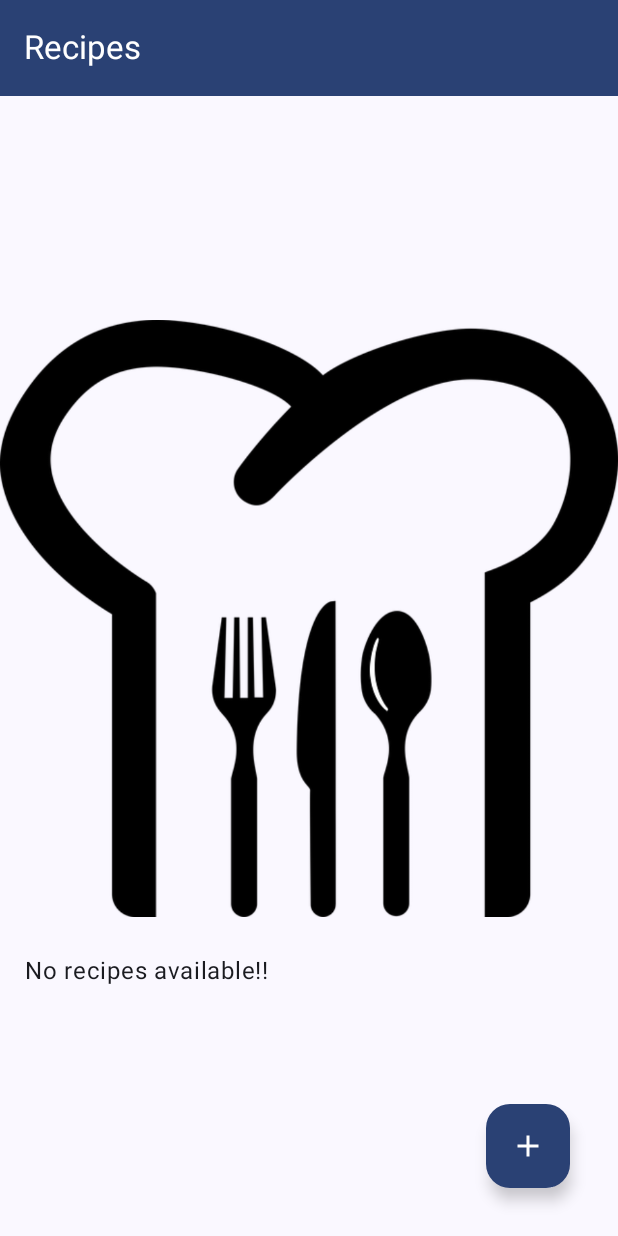
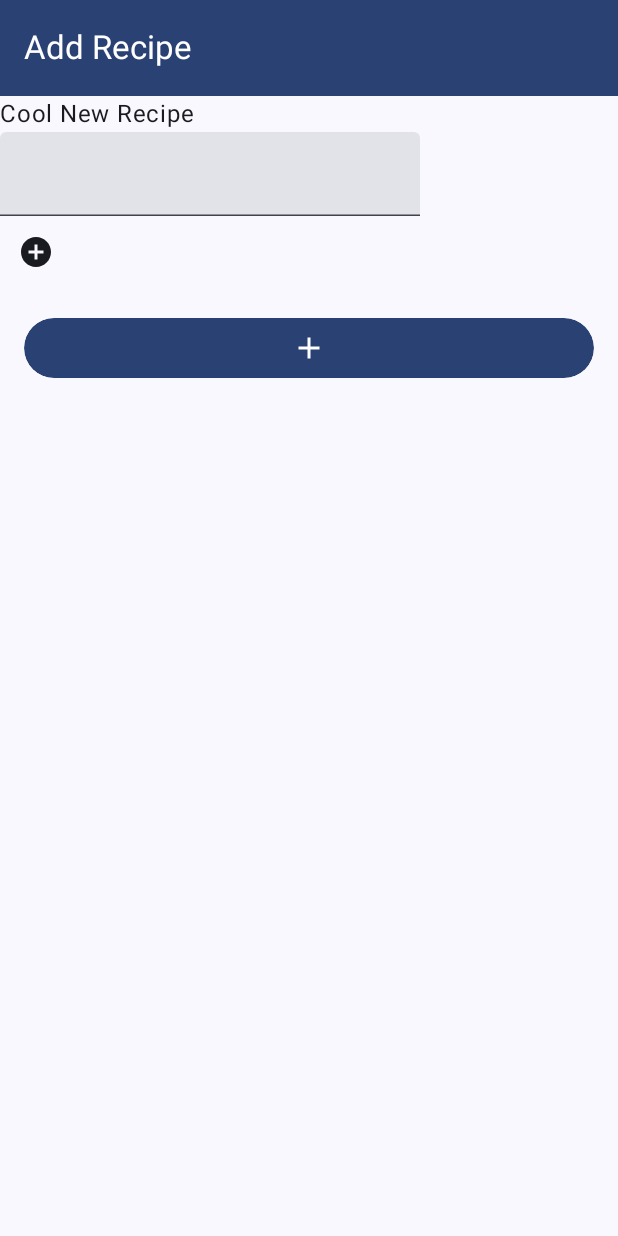
Before and after one commit to MayrThomas/project-meal, an Android app built with Jetpack Compose: the screen it shows after launch (MainActivity), after a tap on "Add test recipe", on a phone screen of 412 x 824 dp. Run offline under Robolectric (Android 15) with nearby library versions, the phone set to English and light mode, and no system bars; our stand-ins replace Room's generated code, livedata-compose.

Commit message:
create recipe screen with custom add ingredient dialog

```diff
--- a/projectMeal/app/build.gradle
+++ b/projectMeal/app/build.gradle
@@ -57,7 +57,7 @@ dependencies {
     implementation 'androidx.compose.ui:ui'
     implementation 'androidx.compose.ui:ui-graphics'
     implementation 'androidx.compose.ui:ui-tooling-preview'
-    implementation 'androidx.compose.material3:material3'
+    implementation 'androidx.compose.material3:material3:1.1.1'
     implementation 'androidx.compose.runtime:runtime-livedata:1.4.3'
     testImplementation 'junit:junit:4.13.2'
     androidTestImplementation 'androidx.test.ext:junit:1.1.5'
--- a/projectMeal/app/src/main/java/at/thomas/mayr/projectMeal/MainActivity.kt
+++ b/projectMeal/app/src/main/java/at/thomas/mayr/projectMeal/MainActivity.kt
@@ -18,6 +18,7 @@ import at.thomas.mayr.projectMeal.room.entities.Recipe
 import at.thomas.mayr.projectMeal.room.entities.RecipeWithIngredient
 import at.thomas.mayr.projectMeal.ui.theme.ProjectMealTheme
 import at.thomas.mayr.projectMeal.core.ImageConversionUtils
+import at.thomas.mayr.projectMeal.ui.view.screens.AddRecipeScreen
 import at.thomas.mayr.projectMeal.ui.view.screens.MainScreen
 import at.thomas.mayr.projectMeal.ui.view.screens.RecipeScreen
 
@@ -60,6 +61,12 @@ class MainActivity : ComponentActivity() {
                                 ?: RecipeWithIngredient(Recipe(), listOf())
                         )
                     }
+                    composable("add") {
+                        AddRecipeScreen(
+                            navController = navController,
+                            repository = repository
+                        )
+                    }
                 }
             }
         }
--- /dev/null
+++ b/projectMeal/app/src/main/java/at/thomas/mayr/projectMeal/ui/view/screens/AddRecipeScreen.kt
@@ -0,0 +1,94 @@
+package at.thomas.mayr.projectMeal.ui.view.screens
+
+import androidx.compose.foundation.layout.Column
+import androidx.compose.foundation.layout.fillMaxWidth
+import androidx.compose.foundation.layout.padding
+import androidx.compose.foundation.lazy.LazyColumn
+import androidx.compose.foundation.lazy.items
+import androidx.compose.material.icons.Icons
+import androidx.compose.material.icons.filled.Add
+import androidx.compose.material.icons.outlined.AddCircle
+import androidx.compose.material3.ExperimentalMaterial3Api
+import androidx.compose.material3.Icon
+import androidx.compose.material3.IconButton
+import androidx.compose.material3.IconButtonDefaults
+import androidx.compose.material3.MaterialTheme
+import androidx.compose.material3.Scaffold
+import androidx.compose.material3.Text
+import androidx.compose.material3.TextField
+import androidx.compose.material3.TopAppBar
+import androidx.compose.material3.TopAppBarDefaults
+import androidx.compose.runtime.Composable
+import androidx.compose.runtime.mutableStateListOf
+import androidx.compose.runtime.mutableStateOf
+import androidx.compose.runtime.remember
+import androidx.compose.ui.Modifier
+import androidx.compose.ui.text.input.TextFieldValue
+import androidx.compose.ui.unit.dp
+import androidx.navigation.NavController
+import at.thomas.mayr.projectMeal.room.MealRepository
+import at.thomas.mayr.projectMeal.room.entities.Ingredient
+import at.thomas.mayr.projectMeal.ui.view.views.CreateIngredientDialog
+
+@OptIn(ExperimentalMaterial3Api::class)
+@Composable
+fun AddRecipeScreen(navController: NavController, repository: MealRepository) {
+    val recipeName = remember { mutableStateOf(TextFieldValue()) }
+    val ingredients = remember { mutableStateListOf<Ingredient>() }
+    val steps = remember { mutableStateListOf(String()) }
+    val showCreateIngredientDialog = remember { mutableStateOf(false) }
+
+    if (showCreateIngredientDialog.value) {
+        CreateIngredientDialog (
+            setShowDialog = { showCreateIngredientDialog.value = it },
+            addIngredient = { ingredients.add(it) }
+        )
+    }
+
+    Scaffold(
+        topBar = {
+            TopAppBar(
+                title = { Text(text = "Add Recipe") },
+                colors = TopAppBarDefaults.topAppBarColors(
+                    containerColor = MaterialTheme.colorScheme.primary,
+                    scrolledContainerColor = MaterialTheme.colorScheme.primary,
+                    navigationIconContentColor = MaterialTheme.colorScheme.onPrimary,
+                    titleContentColor = MaterialTheme.colorScheme.onPrimary,
+                    actionIconContentColor = MaterialTheme.colorScheme.onPrimary
+                )
+            )
+        }
+    ) {
+        Column(
+            modifier = Modifier.padding(it),
+        ) {
+            Text(text = "Cool New Recipe")
+
+            TextField(
+                value = recipeName.value,
+                onValueChange = { name -> recipeName.value = name }
+            )
+
+            LazyColumn {
+                items(ingredients.toList()) {ingredient ->
+                    Text(text = "${ingredient.amount} ${ingredient.ingredientUnit?.name} ${ingredient.name}")
+                }
+            }
+            IconButton(onClick = {
+                showCreateIngredientDialog.value = true
+            }) {
+                Icon(imageVector = Icons.Outlined.AddCircle, contentDescription = "Add Ingredient Button")
+            }
+
+            IconButton(
+                onClick = { /*TODO*/ },
+                Modifier
+                    .fillMaxWidth()
+                    .padding(16.dp),
+                colors = IconButtonDefaults.filledIconButtonColors()
+            ) {
+                Icon(imageVector = Icons.Default.Add, contentDescription = "Add recipe button")
+            }
+        }
+    }
+}
--- a/projectMeal/app/src/main/java/at/thomas/mayr/projectMeal/ui/view/screens/MainScreen.kt
+++ b/projectMeal/app/src/main/java/at/thomas/mayr/projectMeal/ui/view/screens/MainScreen.kt
@@ -22,7 +22,6 @@ import androidx.compose.ui.Modifier
 import androidx.compose.ui.unit.dp
 import androidx.lifecycle.LiveData
 import androidx.navigation.NavController
-import at.thomas.mayr.projectMeal.MainActivity
 import at.thomas.mayr.projectMeal.room.entities.RecipeWithIngredient
 import at.thomas.mayr.projectMeal.ui.view.views.EmptyRecipeGridItem
 import at.thomas.mayr.projectMeal.ui.view.views.MealFAB
@@ -39,7 +38,7 @@ fun MainScreen(
         topBar = {
             TopAppBar(
                 title = { Text(text = "Recipes") },
-                colors = TopAppBarDefaults.smallTopAppBarColors(
+                colors = TopAppBarDefaults.topAppBarColors(
                     containerColor = MaterialTheme.colorScheme.primary,
                     scrolledContainerColor = MaterialTheme.colorScheme.primary,
                     navigationIconContentColor = MaterialTheme.colorScheme.onPrimary,
@@ -52,7 +51,7 @@ fun MainScreen(
             MealFAB(
                 icon = Icons.Default.Add,
                 contentDescription = "Add test recipe",
-                onClick = { MainActivity.createTestRecipe(resources) }
+                onClick = { navController.navigate("add") }
             )
         },
         floatingActionButtonPosition = FabPosition.End
--- a/projectMeal/app/src/main/java/at/thomas/mayr/projectMeal/ui/view/screens/RecipeScreen.kt
+++ b/projectMeal/app/src/main/java/at/thomas/mayr/projectMeal/ui/view/screens/RecipeScreen.kt
@@ -37,7 +37,7 @@ fun RecipeScreen(navController: NavController, recipe: RecipeWithIngredient) {
         topBar = {
             TopAppBar(
                 title = { Text(text = recipe.recipe.name) },
-                colors = TopAppBarDefaults.smallTopAppBarColors(
+                colors = TopAppBarDefaults.topAppBarColors(
                     containerColor = MaterialTheme.colorScheme.primary,
                     scrolledContainerColor = MaterialTheme.colorScheme.primary,
                     navigationIconContentColor = MaterialTheme.colorScheme.onPrimary,
```
Also changed, not shown: projectMeal/app/src/main/java/at/thomas/mayr/projectMeal/ui/view/views/CreateIngredientDialog.kt (added, +118 -0 lines).
